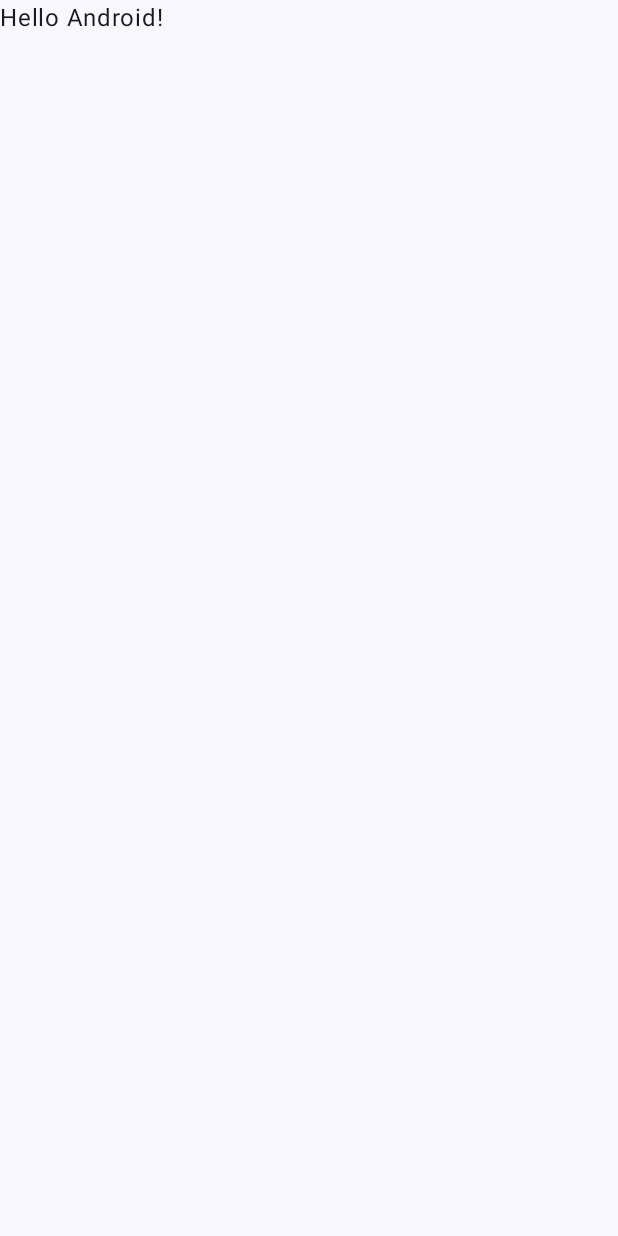
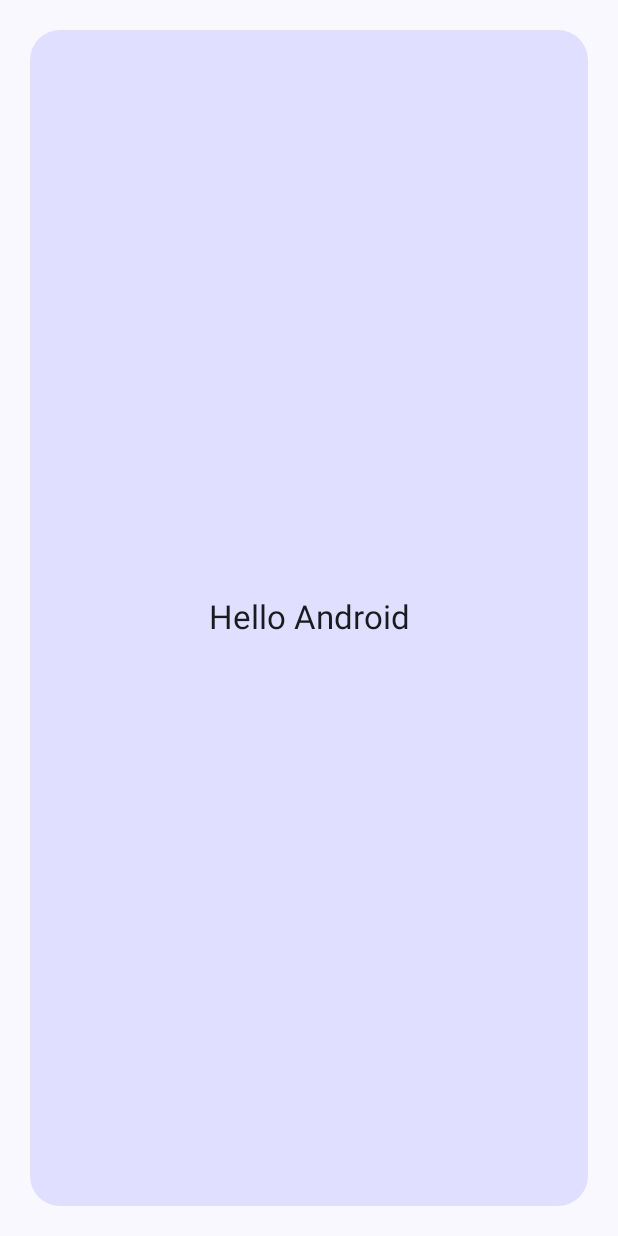
Before and after one commit to Heroid-Dev/Android-Sample, an Android app built with Jetpack Compose: the screen it shows after launch (MainActivity), on a phone screen of 412 x 824 dp. Before the commit the screen is almost empty. Run offline under Robolectric (Android 15) with nearby library versions, the phone set to English and light mode, and no system bars.

Commit message:
change code

```diff
--- a/app/src/main/java/com/example/andoidsample/MainActivity.kt
+++ b/app/src/main/java/com/example/andoidsample/MainActivity.kt
@@ -4,13 +4,26 @@ import android.os.Bundle
 import androidx.activity.ComponentActivity
 import androidx.activity.compose.setContent
 import androidx.activity.enableEdgeToEdge
+import androidx.compose.foundation.background
+import androidx.compose.foundation.layout.Arrangement
+import androidx.compose.foundation.layout.Box
+import androidx.compose.foundation.layout.Column
 import androidx.compose.foundation.layout.fillMaxSize
 import androidx.compose.foundation.layout.padding
+import androidx.compose.foundation.shape.RoundedCornerShape
+import androidx.compose.material3.Card
+import androidx.compose.material3.MaterialTheme
 import androidx.compose.material3.Scaffold
+import androidx.compose.material3.Surface
 import androidx.compose.material3.Text
 import androidx.compose.runtime.Composable
+import androidx.compose.ui.Alignment
 import androidx.compose.ui.Modifier
+import androidx.compose.ui.draw.clip
+import androidx.compose.ui.graphics.Color
+import androidx.compose.ui.text.font.FontWeight
 import androidx.compose.ui.tooling.preview.Preview
+import androidx.compose.ui.unit.dp
 import com.example.andoidsample.ui.theme.AndoidSampleTheme
 
 class MainActivity : ComponentActivity() {
@@ -20,10 +33,9 @@ class MainActivity : ComponentActivity() {
         setContent {
             AndoidSampleTheme {
                 Scaffold(modifier = Modifier.fillMaxSize()) { innerPadding ->
-                    Greeting(
-                        name = "Android",
-                        modifier = Modifier.padding(innerPadding)
-                    )
+                    MyApp(modifier = Modifier.padding(innerPadding)) {
+                        Text(text = "Hello Android", style = MaterialTheme.typography.titleLarge)
+                    }
                 }
             }
         }
@@ -31,17 +43,28 @@ class MainActivity : ComponentActivity() {
 }
 
 @Composable
-fun Greeting(name: String, modifier: Modifier = Modifier) {
-    Text(
-        text = "Hello $name!",
-        modifier = modifier
-    )
+fun MyApp(modifier: Modifier = Modifier, content: @Composable () -> Unit) {
+    Surface(modifier = modifier.fillMaxSize()) {
+        Box(
+            modifier = Modifier
+                .padding(20.dp)
+                .fillMaxSize()
+                .clip(RoundedCornerShape(20.dp))
+                .background(Color.Blue.copy(.1f)),
+            contentAlignment = Alignment.Center
+        ) {
+            content()
+        }
+    }
 }
+
 
 @Preview(showBackground = true)
 @Composable
 fun GreetingPreview() {
     AndoidSampleTheme {
-        Greeting("Android")
+        MyApp {
+            Text(text = "Hello Android", style = MaterialTheme.typography.titleLarge)
+        }
     }
 }
```
